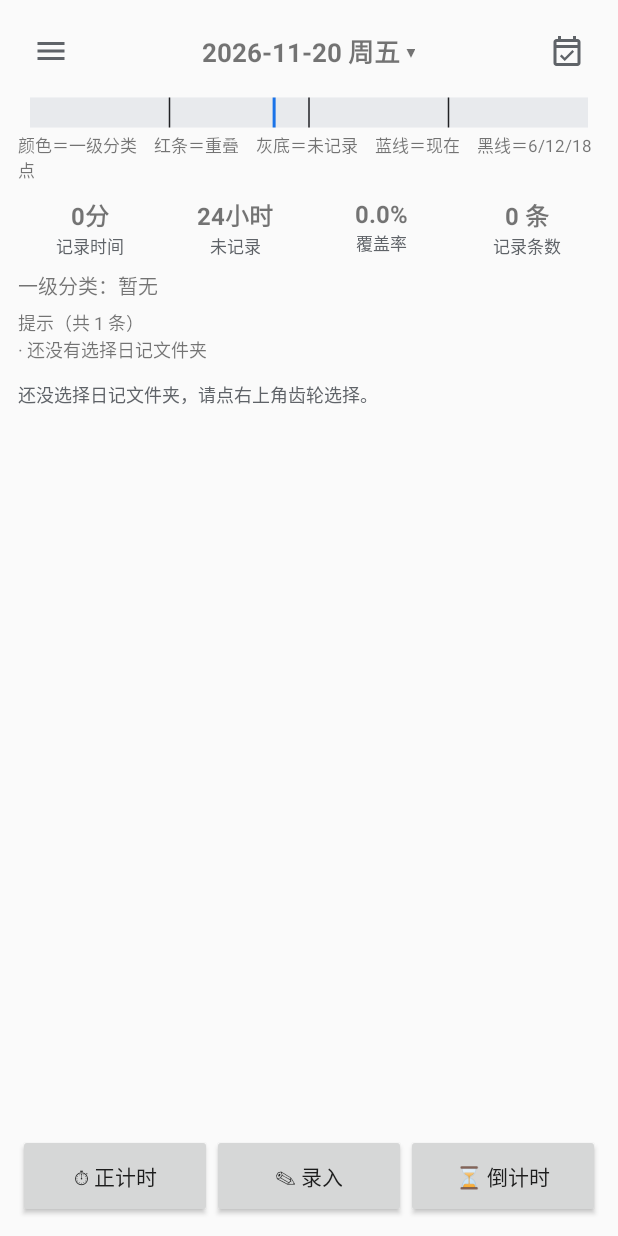
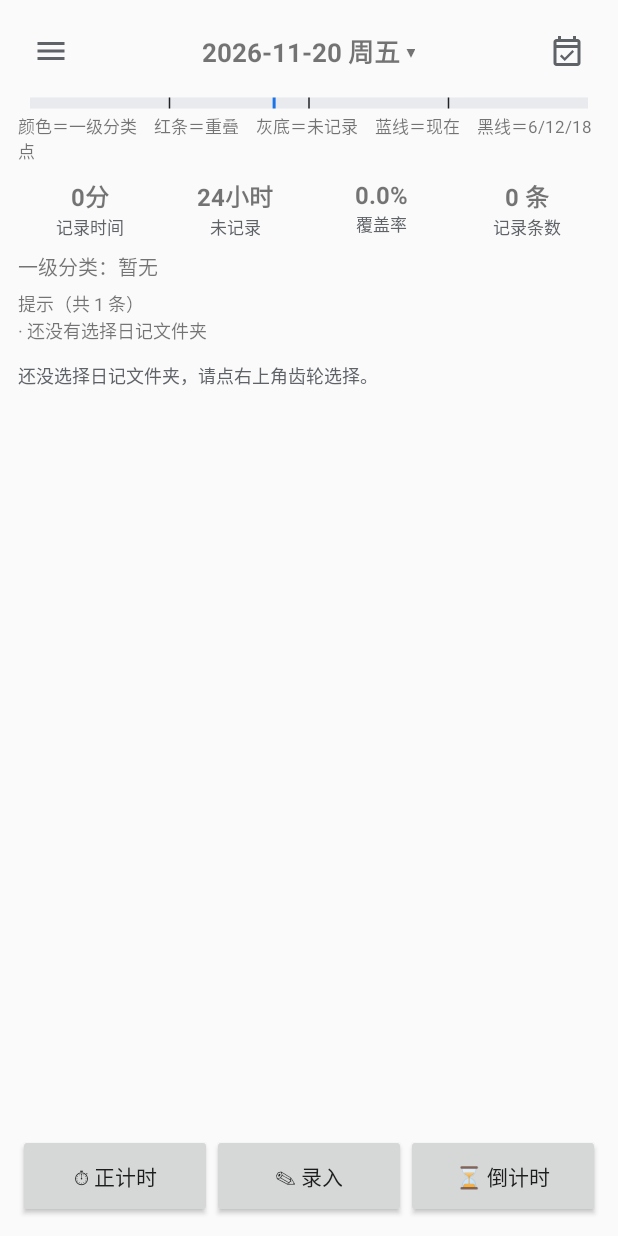
Before and after one commit to valelaneme/ObsidianTimeLog, an Android app: the screen it shows after launch (MainActivity), on a phone screen of 412 x 824 dp. Run offline under Robolectric (Android 15) with nearby library versions, the phone set to English and light mode, and no system bars.

Commit message:
v1.7.6 结束日期与点选日期时间、日历贴点击处、删面板说明与返回键、常用药丸、时间轴减半

```diff
--- a/app/build.gradle
+++ b/app/build.gradle
@@ -4,11 +4,11 @@ plugins {
 }
 
 // 版本号分两个，各管各的：
-//   versionName = 人看的版本号（1.7.5），发版时**只改下面这一行**。
-//                 它决定 APK 文件名 Timelog-1.7.5.apk、Release 标签 v1.7.5、手机「应用信息」里显示的数字。
+//   versionName = 人看的版本号（1.7.6），发版时**只改下面这一行**。
+//                 它决定 APK 文件名 Timelog-1.7.6.apk、Release 标签 v1.7.6、手机「应用信息」里显示的数字。
 //   versionCode = 系统看的序号，由编译时刻的分钟数自动生成（约 2900 万，远低于 Android 上限 21 亿）。
 //                 手机上不显示，但**每次编译都会变大**，所以覆盖安装不会被系统当成同一版本。
-def appVersionName = '1.7.5'
+def appVersionName = '1.7.6'
 
 def buildStamp = System.currentTimeMillis()
 def ciBuildNumber = (buildStamp / 60000L) as int       // 分钟级序号，只给 versionCode 用
--- /dev/null
+++ b/app/src/main/res/drawable/bg_chip_pill.xml
@@ -0,0 +1,6 @@
+<?xml version="1.0" encoding="utf-8"?>
+<shape xmlns:android="http://schemas.android.com/apk/res/android"
+    android:shape="rectangle">
+    <solid android:color="#E8F0FE" />
+    <corners android:radius="20dp" />
+</shape>
--- a/app/src/main/res/layout/activity_main.xml
+++ b/app/src/main/res/layout/activity_main.xml
@@ -73,7 +73,7 @@
                 <com.example.timelog.ui.TimelineView
                     android:id="@+id/neighborTimeline"
                     android:layout_width="match_parent"
-                    android:layout_height="26dp"
+                    android:layout_height="13dp"
                     android:layout_marginTop="6dp" />
 
                 <TextView
@@ -230,7 +230,7 @@
                 <com.example.timelog.ui.TimelineView
                     android:id="@+id/timeline"
                     android:layout_width="match_parent"
-                    android:layout_height="26dp"
+                    android:layout_height="13dp"
                     android:layout_marginTop="6dp"
                     android:contentDescription="当天时间轴" />
 
@@ -449,26 +449,14 @@
         <LinearLayout
             android:id="@+id/sheetHandle"
             android:layout_width="match_parent"
-            android:layout_height="44dp"
-            android:gravity="center_vertical"
+            android:layout_height="22dp"
+            android:gravity="center"
             android:orientation="horizontal">
 
-            <TextView
-                android:id="@+id/tvSheetTitle"
-                android:layout_width="0dp"
-                android:layout_height="wrap_content"
-                android:layout_weight="1"
-                android:paddingStart="16dp"
-                android:text="录入（下滑或点「返回」退出）"
-                android:textSize="13sp"
-                android:textStyle="bold" />
-
-            <Button
-                android:id="@+id/btnHideSheet"
-                android:layout_width="64dp"
-                android:layout_height="wrap_content"
-                android:text="返回"
-                android:textSize="12sp" />
+            <View
+                android:layout_width="36dp"
+                android:layout_height="4dp"
+                android:background="#DDDDDD" />
         </LinearLayout>
 
         <ScrollView
@@ -496,20 +484,44 @@
                         android:layout_width="0dp"
                         android:layout_height="wrap_content"
                         android:layout_weight="1"
-                        android:hint="日期 YYYY-MM-DD"
-                        android:inputType="date" />
+                        android:hint="开始日期（点选）"
+                        android:inputType="none"
+                        android:focusable="false"
+                        android:clickable="true"
+                        android:cursorVisible="false" />
+
+                    <EditText
+                        android:id="@+id/etEndDate"
+                        android:layout_width="0dp"
+                        android:layout_height="wrap_content"
+                        android:layout_weight="1"
+                        android:hint="结束日期（点选）"
+                        android:inputType="none"
+                        android:focusable="false"
+                        android:clickable="true"
+                        android:cursorVisible="false" />
+                </LinearLayout>
+
+                <LinearLayout
+                    android:layout_width="match_parent"
+                    android:layout_height="wrap_content"
+                    android:orientation="horizontal">
 
                     <Button
                         android:id="@+id/btnToday"
-                        android:layout_width="wrap_content"
+                        android:layout_width="0dp"
                         android:layout_height="wrap_content"
-                        android:text="今天" />
+                        android:layout_weight="1"
+                        android:text="日期设为今天"
+                        android:textSize="11sp" />
 
                     <Button
                         android:id="@+id/btnGoDate"
-                        android:layout_width="wrap_content"
+                        android:layout_width="0dp"
                         android:layout_height="wrap_content"
-                        android:text="查看" />
+                        android:layout_weight="1"
+                        android:text="查看这一天"
+                        android:textSize="11sp" />
                 </LinearLayout>
 
                 <LinearLayout
@@ -522,8 +534,11 @@
                         android:layout_width="0dp"
                         android:layout_height="wrap_content"
                         android:layout_weight="1"
-                        android:hint="开始 09:00"
-                        android:inputType="time" />
+                        android:hint="开始时间（点选）"
+                        android:inputType="none"
+                        android:focusable="false"
+                        android:clickable="true"
+                        android:cursorVisible="false" />
 
                     <Button
                         android:id="@+id/btnNowStart"
@@ -536,8 +551,11 @@
                         android:layout_width="0dp"
                         android:layout_height="wrap_content"
                         android:layout_weight="1"
-                        android:hint="结束 10:30"
-                        android:inputType="time" />
+                        android:hint="结束时间（点选）"
+                        android:inputType="none"
+                        android:focusable="false"
+                        android:clickable="true"
+                        android:cursorVisible="false" />
 
                     <Button
                         android:id="@+id/btnNowEnd"
```
Also changed, not shown: app/src/main/java/com/example/timelog/MainActivity.kt (+90 -20 lines), app/src/main/java/com/example/timelog/MainActivityUi.kt (+23 -18 lines), app/src/main/java/com/example/timelog/core/LogFormatter.kt (+10 -2 lines), 2 other files.
